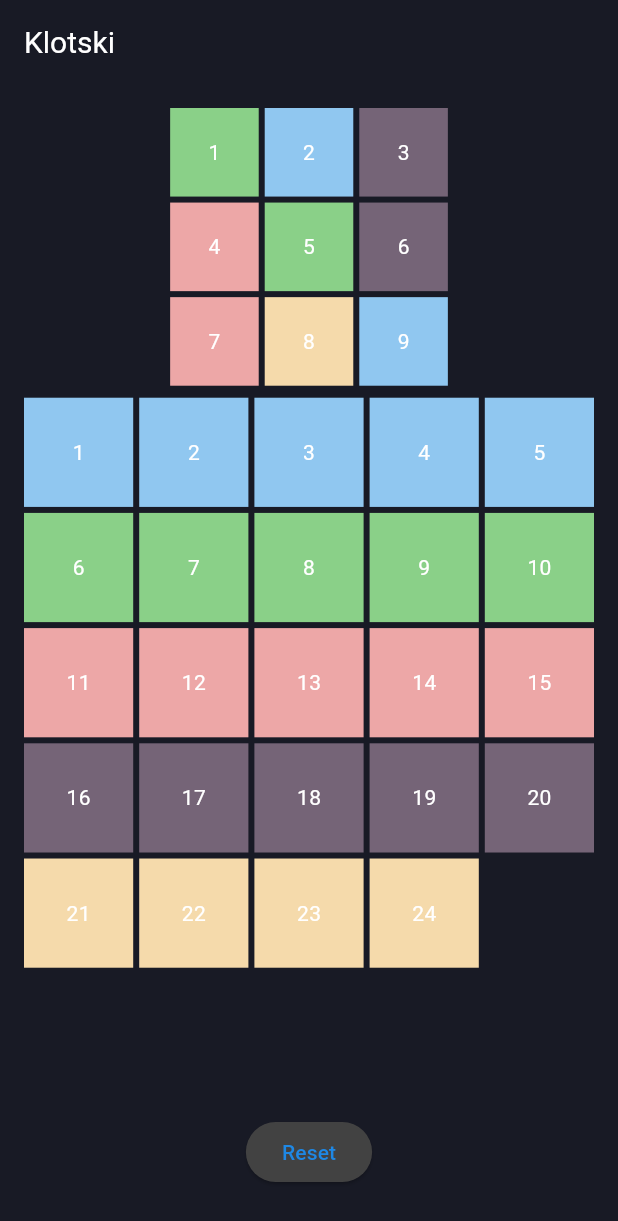
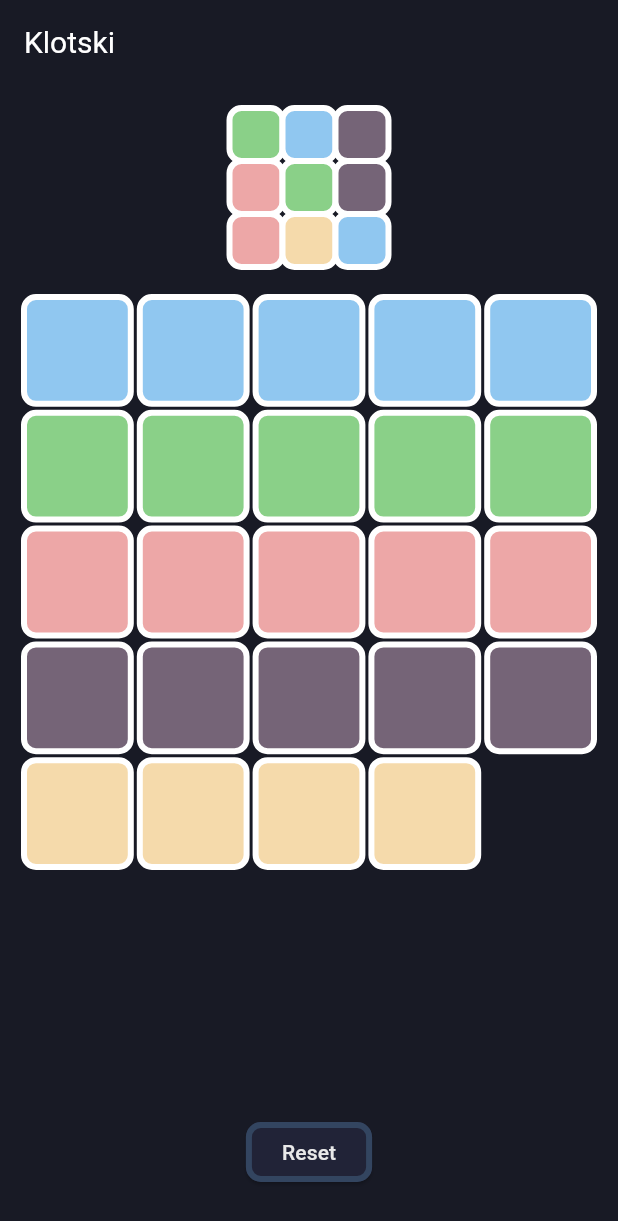
Before and after one commit to iloveivyxuan/Strategem, a Flutter app: the screen it shows after launch, on a phone screen of 412 x 824 dp. Shown: the top 1221 px of the screen. Run offline on Flutter 3.47's test engine with Material 3 defaults, Android fonts, the phone set to English and light mode, and no system bars.

Commit message:
Update the tile style and complete the basic function for Klotski game

```diff
--- a/lib/games/klotski/controllers/game_controller.dart
+++ b/lib/games/klotski/controllers/game_controller.dart
@@ -56,10 +56,18 @@
   void moveTile(int tileIndex) {
     board.moveTile(tileIndex);
     notifyListeners();
+    if (goal.isMatched(board)) {
+      print('You matched the goal');
+    }
   }
 
   void resetGame() {
     _initializeBoard();
     notifyListeners();
   }
+
+  void restartGame() {
+    _initializeBoard();
+    _generateGoal();
+  }
 }
--- a/lib/games/klotski/models/goal.dart
+++ b/lib/games/klotski/models/goal.dart
@@ -8,7 +8,7 @@
 
   bool isMatched(Board board) {
     for (int i = 0; i < goalTiles.length; i++) {
-      if (goalTiles[i].id != board.tiles[i].id) {
+      if (goalTiles[i].color != board.tiles[(i ~/ 3) * 2 + 6 + i].color) {
         return false;
       }
     }
--- a/lib/games/klotski/views/game_view.dart
+++ b/lib/games/klotski/views/game_view.dart
@@ -18,8 +18,8 @@
           padding: EdgeInsets.all(16.0),
           child: Column(
             children: [
-              Flexible(flex: 2, child: GoalWidget()),
-              Padding(padding: EdgeInsets.all(4.0)),
+              Flexible(flex: 1, child: GoalWidget()),
+              Padding(padding: EdgeInsets.all(10)),
               Flexible(flex: 5, child: BoardWidget()),
               ControlPanel(),
             ],
--- a/lib/games/klotski/widgets/board_widget.dart
+++ b/lib/games/klotski/widgets/board_widget.dart
@@ -13,7 +13,7 @@
     return GridView.builder(
         physics: const NeverScrollableScrollPhysics(),
         gridDelegate: const SliverGridDelegateWithFixedCrossAxisCount(
-            crossAxisCount: 5, crossAxisSpacing: 4.0, mainAxisSpacing: 4.0),
+            crossAxisCount: 5, crossAxisSpacing: 6, mainAxisSpacing: 6),
         itemCount: board.tiles.length,
         itemBuilder: (context, index) {
           return GestureDetector(
@@ -21,7 +21,7 @@
               Provider.of<GameController>(context, listen: false)
                   .moveTile(index)
             },
-            child: TileWidget(tile: board.tiles[index]),
+            child: ShiningTileWidget(tile: board.tiles[index]),
           );
         });
   }
--- a/lib/games/klotski/widgets/control_panel.dart
+++ b/lib/games/klotski/widgets/control_panel.dart
@@ -1,15 +1,22 @@
 import 'package:flutter/material.dart';
+import 'package:provider/provider.dart';
+import 'package:strategem/games/klotski/controllers/game_controller.dart';
 
 class ControlPanel extends StatelessWidget {
   const ControlPanel({super.key});
 
   @override
   Widget build(BuildContext context) {
-    return const Padding(
-      padding: EdgeInsets.symmetric(vertical: 16.0),
+    return Padding(
+      padding: const EdgeInsets.symmetric(vertical: 16.0),
       child: Row(
         mainAxisAlignment: MainAxisAlignment.spaceEvenly,
-        children: [ControlButton(label: 'Reset', onPressed: 'void')],
+        children: [
+          ControlButton(
+              label: 'Reset',
+              onPressed:
+                  Provider.of<GameController>(context, listen: false).resetGame)
+        ],
       ),
     );
   }
@@ -17,13 +24,23 @@
 
 class ControlButton extends StatelessWidget {
   final String label;
-  final String onPressed;
+  final Function onPressed;
 
   const ControlButton(
       {super.key, required this.label, required this.onPressed});
 
   @override
   Widget build(BuildContext context) {
-    return ElevatedButton(onPressed: () {}, child: Text(label));
+    return ElevatedButton(
+        onPressed: () {
+          onPressed();
+        },
+        style: ElevatedButton.styleFrom(
+          backgroundColor: const Color(0XFF212337),
+          shape: RoundedRectangleBorder(
+              borderRadius: BorderRadius.circular(10),
+              side: const BorderSide(color: Color(0XFF334560), width: 4)),
+        ),
+        child: Text(label, style: const TextStyle(color: Color(0XFFE9E9E9))));
   }
 }
--- a/lib/games/klotski/widgets/goal_widget.dart
+++ b/lib/games/klotski/widgets/goal_widget.dart
@@ -15,7 +15,7 @@
       child: GridView.builder(
           physics: const NeverScrollableScrollPhysics(),
           gridDelegate: const SliverGridDelegateWithFixedCrossAxisCount(
-              crossAxisCount: 3, crossAxisSpacing: 4.0, mainAxisSpacing: 4.0),
+              crossAxisCount: 3, crossAxisSpacing: 0, mainAxisSpacing: 0),
           itemCount: goal.goalTiles.length,
           itemBuilder: (context, index) {
             return TileWidget(tile: goal.goalTiles[index]);
--- a/lib/games/klotski/widgets/tile_widget.dart
+++ b/lib/games/klotski/widgets/tile_widget.dart
@@ -1,5 +1,25 @@
 import 'package:flutter/material.dart';
 import '../models/tile.dart';
+
+class ShiningTileWidget extends StatelessWidget {
+  final Tile tile;
+
+  const ShiningTileWidget({super.key, required this.tile});
+
+  @override
+  Widget build(BuildContext context) {
+    return Container(
+        decoration: BoxDecoration(
+            color: tile.color,
+            borderRadius: BorderRadius.circular(8),
+            border: tile.isEmpty
+                ? null
+                : Border.all(
+                    color: Colors.white,
+                    width: 4,
+                    strokeAlign: BorderSide.strokeAlignCenter)));
+  }
+}
 
 class TileWidget extends StatelessWidget {
   final Tile tile;
@@ -9,7 +29,14 @@
   @override
   Widget build(BuildContext context) {
     return Container(
-        decoration: BoxDecoration(color: tile.color),
-        child: Center(child: tile.isEmpty ? null : Text('${tile.id}')));
+        decoration: BoxDecoration(
+            color: tile.color,
+            borderRadius: BorderRadius.circular(8),
+            border: tile.isEmpty
+                ? null
+                : Border.all(
+                    color: Colors.white,
+                    width: 4,
+                    strokeAlign: BorderSide.strokeAlignCenter)));
   }
 }
```
